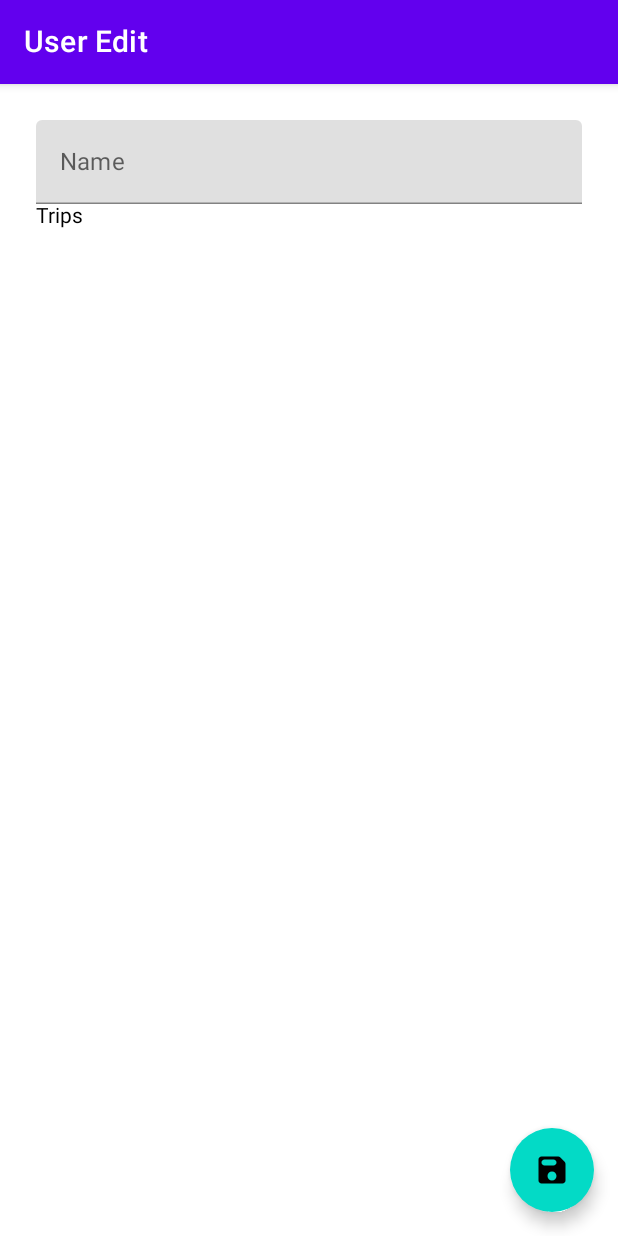
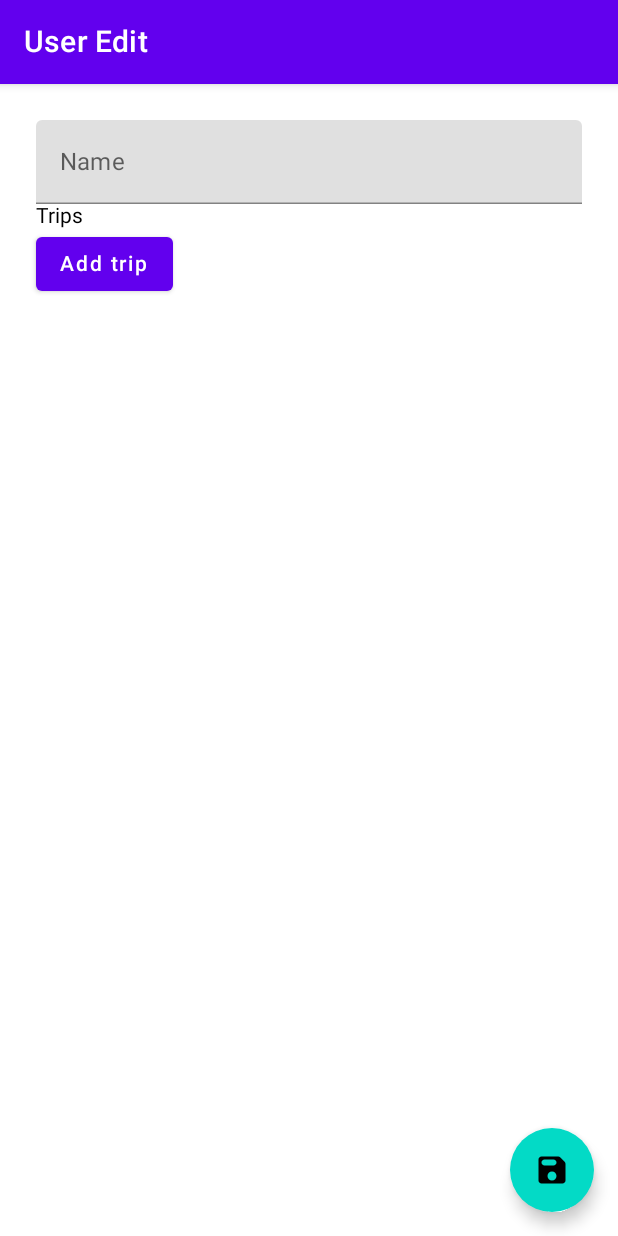
Before and after one commit to VicSera/skainet-android, an Android app built with Jetpack Compose: the @Preview function UserScreenPreview, on a phone screen of 412 x 824 dp. Run offline under Robolectric (Android 15) with nearby library versions, the phone set to English and light mode, and no system bars; our stand-ins replace livedata-compose; network calls fail; pictures from the network do not load.

Commit message:
Add trip button

```diff
--- a/app/src/main/java/com/example/skainet_android/user/userEdit/UserEditScreen.kt
+++ b/app/src/main/java/com/example/skainet_android/user/userEdit/UserEditScreen.kt
@@ -74,6 +74,9 @@ fun UserEditScreen(navController: NavController, userId: String? = null) {
             )
 
             Text(text = "Trips")
+            Button(onClick = { navController.navigate("tripEdit/new") }) {
+                Text(text = "Add trip")
+            }
             if (user.trips != null)
                 TripList(user.trips!!, navController)
 
--- a/app/src/main/java/com/example/skainet_android/user/userEdit/trip/TripEditViewModel.kt
+++ b/app/src/main/java/com/example/skainet_android/user/userEdit/trip/TripEditViewModel.kt
@@ -22,7 +22,7 @@ class TripEditViewModel(tripId: String?) : ViewModel() {
     val completed: LiveData<Boolean> = mutableCompleted
 
     init {
-        tripId?.let { loadTrip(it) }
+        tripId?.let { if (tripId != "new") loadTrip(it) }
     }
 
     private fun loadTrip(tripId: String) {
```
